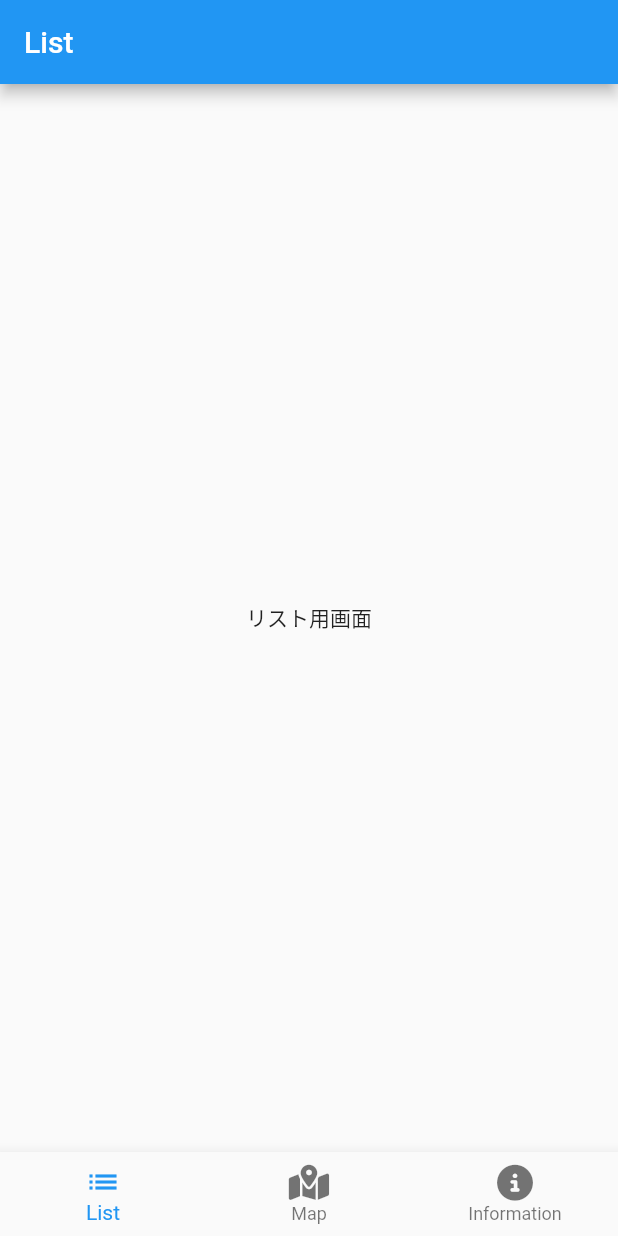
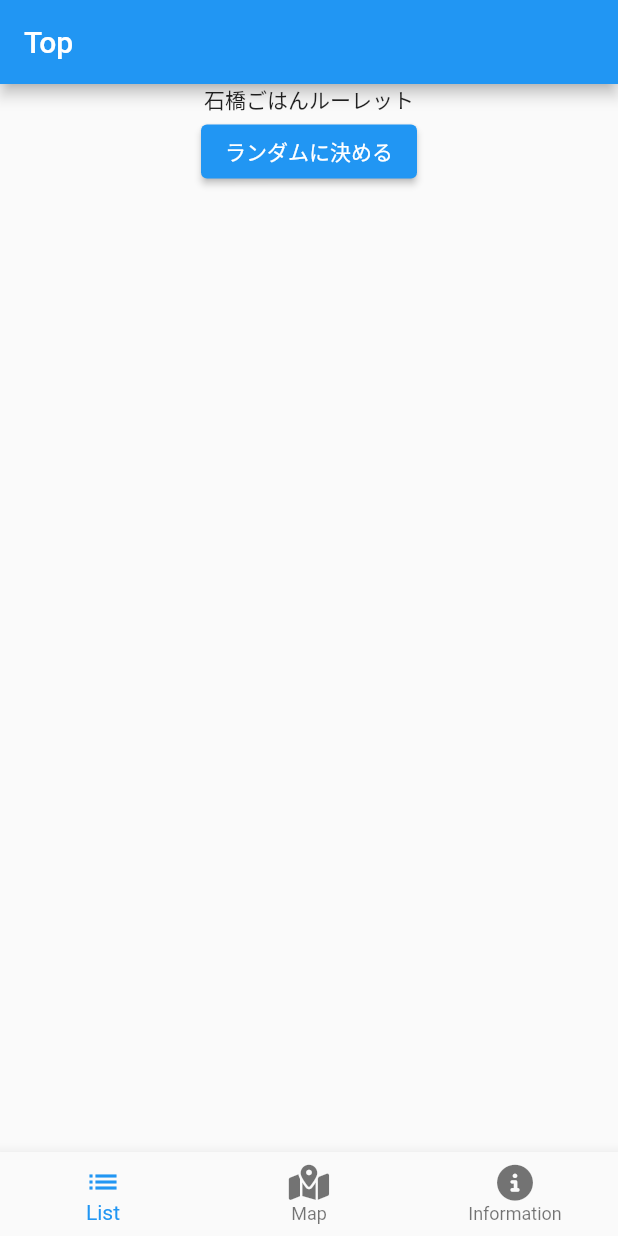
Before and after one commit to tomoki-miso/ishibashiRouletteForWEB, a Flutter app: the screen it shows after launch, on a phone screen of 412 x 824 dp. Run offline on Flutter 3.47's test engine with Material 2 defaults, Android fonts, the light colour scheme and no system bars; our stand-ins replace font_awesome_flutter.

Commit message:
second commit

```diff
--- a/lib/main.dart
+++ b/lib/main.dart
@@ -1,9 +1,13 @@
 import 'package:flutter/material.dart';
 import 'package:font_awesome_flutter/font_awesome_flutter.dart';
+import 'package:ishibashi/random.dart';
+import 'package:ishibashi/top.dart';
 
 import 'map.dart';
 import 'info.dart';
 import 'list.dart';
+import 'serch.dart';
+import 'random.dart';
 
 void main() {
   runApp(const MyApp());
@@ -19,6 +23,12 @@ class MyApp extends StatelessWidget {
       theme: ThemeData(
         primarySwatch: Colors.blue,
       ),
+      routes: {
+        '/random': (context) =>RandomPage(),
+        '/map': (context) => MapPage(),
+        '/list': (context) => ListPage(),
+        '/page2': (context) => SerchPage(),
+      },
       home: const MyStatefulWidget(),
     );
   }
@@ -32,8 +42,9 @@ class MyStatefulWidget extends StatefulWidget {
 }
 
 class _MyStatefulWidgetState extends State<MyStatefulWidget> {
+
   static  List<StatelessWidget> _screens = [
-    ListPage(),
+    TopPage(),
     MapPage(),
     InfoPage(),
   ];
--- /dev/null
+++ b/lib/top.dart
@@ -0,0 +1,27 @@
+import 'package:flutter/material.dart';
+import 'package:flutter/src/widgets/framework.dart';
+import 'package:flutter/src/widgets/placeholder.dart';
+
+class TopPage extends StatelessWidget {
+  const TopPage({super.key});
+
+  @override
+  Widget build(BuildContext context) {
+    return Scaffold(
+      appBar: AppBar(title: Text("Top")),
+      body: Center(
+        child: Column(
+          children: [
+            Text("石橋ごはんルーレット"),
+            ElevatedButton(
+              onPressed: () {
+                Navigator.pushReplacementNamed(context, '/random');
+              },
+              child: Text('ランダムに決める'),
+            )
+          ],
+        ),
+      ),
+    );
+  }
+}
```
Also changed, not shown: lib/random.dart (added, +17 -0 lines), lib/serch.dart (added, +15 -0 lines).
